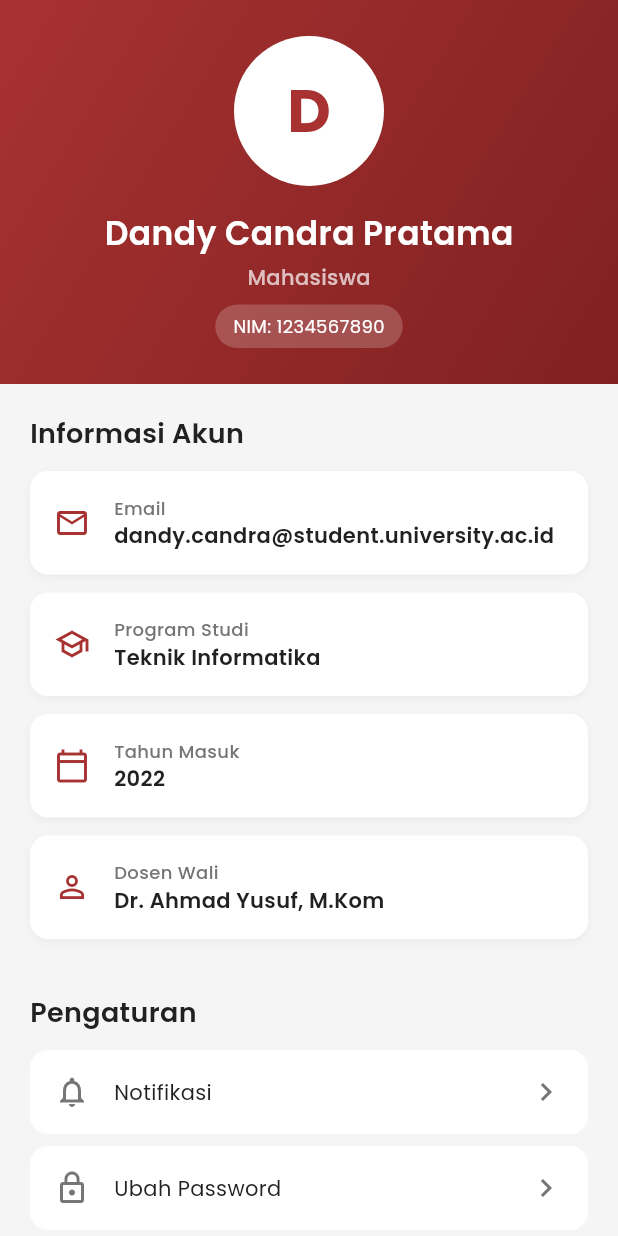
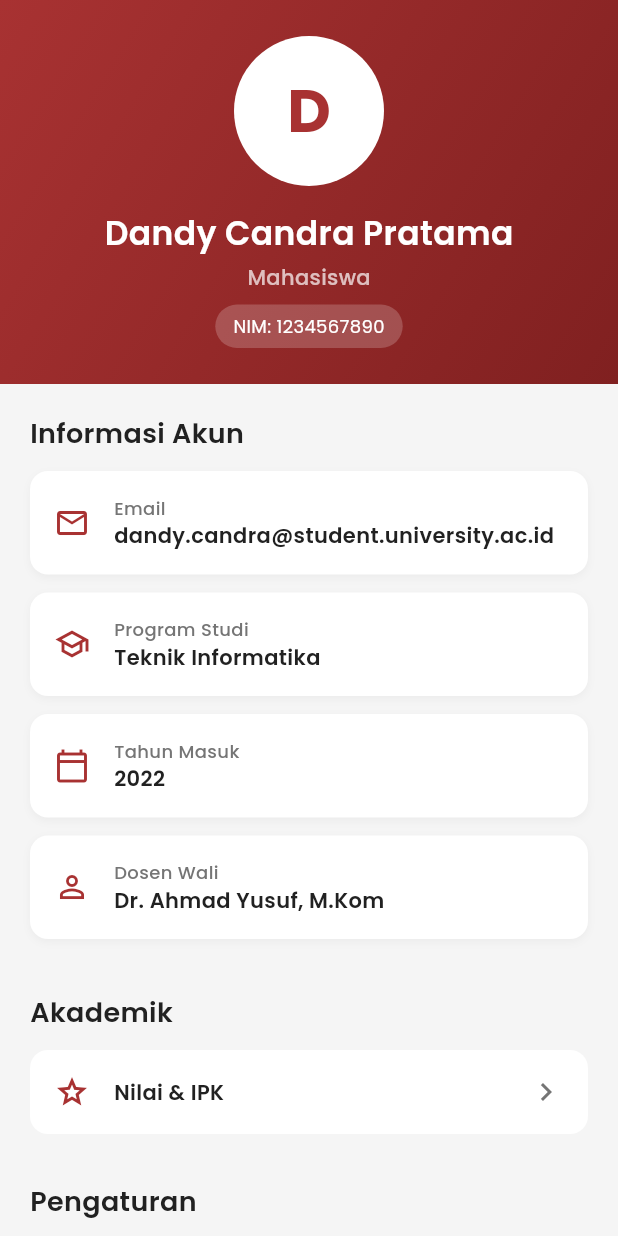
Before and after one commit to ekakamelia/UAS-PAKrofi, a Flutter app: the ProfileScreen widget shown alone on an empty page, opened directly, on a phone screen of 412 x 824 dp. Run offline on Flutter 3.47's test engine with Material 3 defaults, Android fonts, the phone set to English and light mode, and no system bars; our stand-ins replace google_fonts; network calls fail.

Commit message:
Menambahkan fitur Gradebook (Nilai dan IPK): halaman nilai per semester dengan kalkulasi IPK otomatis, warna grade berdasarkan nilai, dan akses dari halaman Profil

```diff
--- a/lib/features/profile/profile_screen.dart
+++ b/lib/features/profile/profile_screen.dart
@@ -2,6 +2,7 @@ import 'package:flutter/material.dart';
 import 'package:celeoe/core/theme.dart';
 import 'package:celeoe/core/dummy_data.dart';
 import 'package:celeoe/features/auth/login_screen.dart';
+import 'package:celeoe/features/gradebook/gradebook_screen.dart';
 
 class ProfileScreen extends StatelessWidget {
   const ProfileScreen({super.key});
@@ -101,6 +102,25 @@ class ProfileScreen extends StatelessWidget {
                   icon: Icons.person_outline,
                   title: 'Dosen Wali',
                   value: 'Dr. Ahmad Yusuf, M.Kom',
+                ),
+
+                const SizedBox(height: 24),
+
+                Text(
+                  'Akademik',
+                  style: AppTextStyles.title,
+                ),
+                const SizedBox(height: 12),
+                _buildSettingsTileWithContext(
+                  context: context,
+                  icon: Icons.grade_outlined,
+                  title: 'Nilai & IPK',
+                  onTap: () {
+                    Navigator.push(
+                      context,
+                      MaterialPageRoute(builder: (context) => const GradebookScreen()),
+                    );
+                  },
                 ),
 
                 const SizedBox(height: 24),
@@ -239,4 +259,36 @@ class ProfileScreen extends StatelessWidget {
       ),
     );
   }
+
+  Widget _buildSettingsTileWithContext({
+    required BuildContext context,
+    required IconData icon,
+    required String title,
+    required VoidCallback onTap,
+  }) {
+    return InkWell(
+      onTap: onTap,
+      child: Container(
+        margin: const EdgeInsets.only(bottom: 8),
+        padding: const EdgeInsets.all(16),
+        decoration: BoxDecoration(
+          color: Colors.white,
+          borderRadius: BorderRadius.circular(12),
+        ),
+        child: Row(
+          children: [
+            Icon(icon, color: AppColors.primary, size: 24),
+            const SizedBox(width: 16),
+            Expanded(
+              child: Text(
+                title,
+                style: AppTextStyles.body.copyWith(fontWeight: FontWeight.w600),
+              ),
+            ),
+            const Icon(Icons.chevron_right, color: AppColors.textSecondary),
+          ],
+        ),
+      ),
+    );
+  }
 }
```
Also changed, not shown: lib/core/dummy_data.dart (+63 -0 lines), lib/features/gradebook/gradebook_screen.dart (added, +193 -0 lines).
